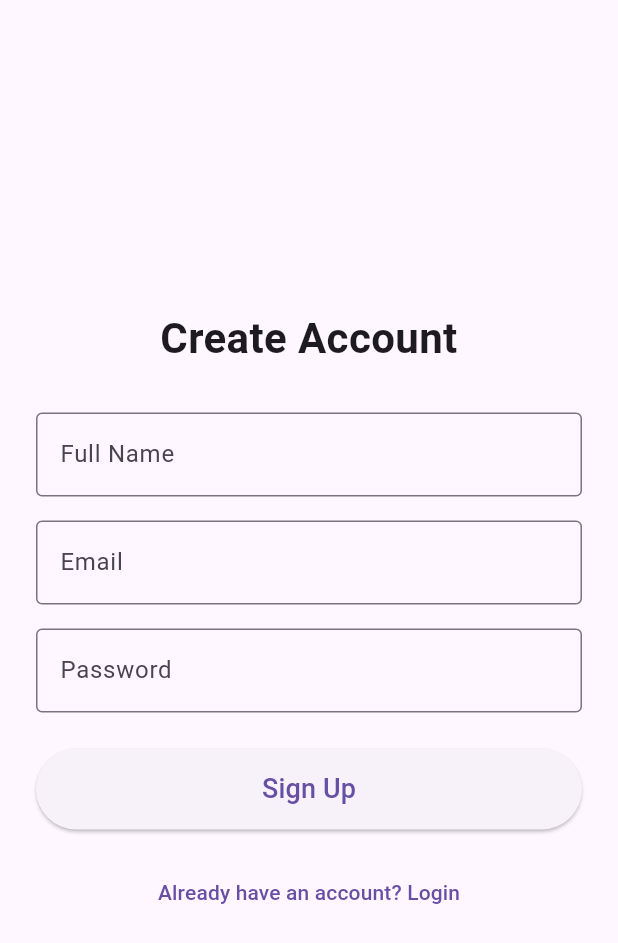
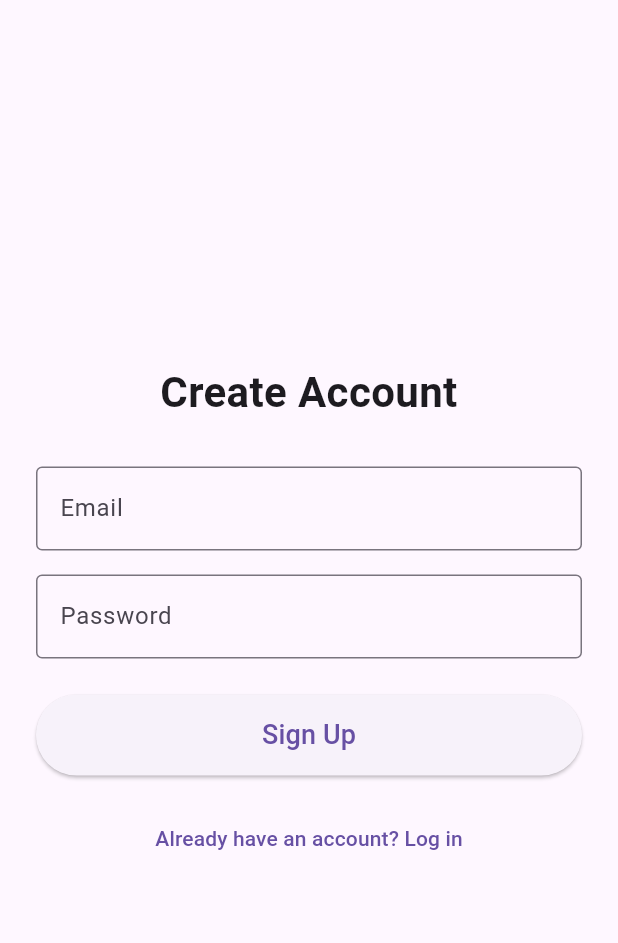
Before and after one commit to aziz6886/-Application-de-r-servation-de-ressources, a Flutter app: the screen it shows after launch, after a tap on "Don't have an account? Sign up", on a phone screen of 412 x 824 dp. Shown: the top 943 px of the screen. Run offline on Flutter 3.47's test engine with Material 3 defaults, Android fonts, the phone set to English and light mode, and no system bars; our stand-ins replace firebase_auth, firebase_core, table_calendar; accounts and stored records are empty; network calls fail.

Commit message:
9th comm

```diff
--- a/lib/main.dart
+++ b/lib/main.dart
@@ -24,6 +24,7 @@ void main() async {
       child: const MyApp(),
     ),
   );
+
 }
 
 class MyApp extends StatelessWidget {
@@ -32,18 +33,11 @@ class MyApp extends StatelessWidget {
   @override
   Widget build(BuildContext context) {
     return MaterialApp(
-      title: 'Reservation',
       debugShowCheckedModeBanner: false,
-      theme: ThemeData(
-        primarySwatch: Colors.deepPurple,
-      ),
-
-      // Start at Login Page
       initialRoute: '/login',
-
       routes: {
-        '/login': (context) => const LoginPage(),
-        '/signup': (context) => const SignupPage(),
+        '/login': (context) => LoginPage(),
+        '/signup': (context) => SignupPage(),
         '/home': (context) => const HomePage(),
       },
     );
--- a/lib/providers/auth_provider.dart
+++ b/lib/providers/auth_provider.dart
@@ -1,6 +1,6 @@
 import 'package:flutter/material.dart';
+import '../services/auth_service.dart';
 import 'package:firebase_auth/firebase_auth.dart';
-import '../services/auth_service.dart';
 
 class AuthProvider extends ChangeNotifier {
   final AuthService _authService = AuthService();
--- a/lib/views/auth/login_page.dart
+++ b/lib/views/auth/login_page.dart
@@ -1,13 +1,18 @@
 import 'package:flutter/material.dart';
+import 'package:provider/provider.dart';
+import '../../providers/auth_provider.dart';
 
 class LoginPage extends StatelessWidget {
-  const LoginPage({super.key});
+  LoginPage({super.key});
+
+  final TextEditingController emailController = TextEditingController();
+  final TextEditingController passwordController = TextEditingController();
 
   @override
   Widget build(BuildContext context) {
     return Scaffold(
       body: Padding(
-        padding: const EdgeInsets.all(24.0),
+        padding: const EdgeInsets.all(24),
         child: Center(
           child: SingleChildScrollView(
             child: Column(
@@ -20,42 +25,48 @@ class LoginPage extends StatelessWidget {
                 ),
                 const SizedBox(height: 30),
 
-                // Email field
                 TextField(
-                  decoration: InputDecoration(
+                  controller: emailController,
+                  decoration: const InputDecoration(
                     labelText: "Email",
                     border: OutlineInputBorder(),
                   ),
                 ),
                 const SizedBox(height: 16),
 
-                // Password field
                 TextField(
+                  controller: passwordController,
                   obscureText: true,
-                  decoration: InputDecoration(
+                  decoration: const InputDecoration(
                     labelText: "Password",
                     border: OutlineInputBorder(),
                   ),
                 ),
                 const SizedBox(height: 24),
 
-                // Login button
                 ElevatedButton(
-                  onPressed: () {
-                    Navigator.pushNamed(context, '/home');  // THIS IS CORRECT
+                  onPressed: () async {
+                    final email = emailController.text.trim();
+                    final password = passwordController.text.trim();
+
+                    bool success = await context.read<AuthProvider>().login(email, password);
+
+                    if (success) {
+                      Navigator.pushNamed(context, '/home');
+                    } else {
+                      ScaffoldMessenger.of(context).showSnackBar(
+                        const SnackBar(content: Text("Invalid email or password")),
+                      );
+                    }
                   },
                   child: const Padding(
                     padding: EdgeInsets.symmetric(vertical: 14),
-                    child: Text(
-                      "Login",
-                      style: TextStyle(fontSize: 18),
-                    ),
+                    child: Text("Login", style: TextStyle(fontSize: 18)),
                   ),
                 ),
 
                 const SizedBox(height: 18),
 
-                // Signup link
                 TextButton(
                   onPressed: () {
                     Navigator.pushNamed(context, '/signup');
--- a/lib/views/auth/signup_page.dart
+++ b/lib/views/auth/signup_page.dart
@@ -1,13 +1,18 @@
 import 'package:flutter/material.dart';
+import 'package:provider/provider.dart';
+import '../../providers/auth_provider.dart';
 
 class SignupPage extends StatelessWidget {
-  const SignupPage({super.key});
+  SignupPage({super.key});
+
+  final TextEditingController emailController = TextEditingController();
+  final TextEditingController passwordController = TextEditingController();
 
   @override
   Widget build(BuildContext context) {
     return Scaffold(
       body: Padding(
-        padding: const EdgeInsets.all(24.0),
+        padding: const EdgeInsets.all(24),
         child: Center(
           child: SingleChildScrollView(
             child: Column(
@@ -21,15 +26,8 @@ class SignupPage extends StatelessWidget {
                 const SizedBox(height: 30),
 
                 TextField(
-                  decoration: InputDecoration(
-                    labelText: "Full Name",
-                    border: OutlineInputBorder(),
-                  ),
-                ),
-                const SizedBox(height: 16),
-
-                TextField(
-                  decoration: InputDecoration(
+                  controller: emailController,
+                  decoration: const InputDecoration(
                     labelText: "Email",
                     border: OutlineInputBorder(),
                   ),
@@ -37,8 +35,9 @@ class SignupPage extends StatelessWidget {
                 const SizedBox(height: 16),
 
                 TextField(
+                  controller: passwordController,
                   obscureText: true,
-                  decoration: InputDecoration(
+                  decoration: const InputDecoration(
                     labelText: "Password",
                     border: OutlineInputBorder(),
                   ),
@@ -46,19 +45,33 @@ class SignupPage extends StatelessWidget {
                 const SizedBox(height: 24),
 
                 ElevatedButton(
-                  onPressed: () {},
+                  onPressed: () async {
+                    final email = emailController.text.trim();
+                    final password = passwordController.text.trim();
+
+                    bool success = await context.read<AuthProvider>().signUp(email, password);
+
+                    if (success) {
+                      Navigator.pushNamed(context, '/home');
+                    } else {
+                      ScaffoldMessenger.of(context).showSnackBar(
+                        const SnackBar(content: Text("Signup failed")),
+                      );
+                    }
+                  },
                   child: const Padding(
                     padding: EdgeInsets.symmetric(vertical: 14),
                     child: Text("Sign Up", style: TextStyle(fontSize: 18)),
                   ),
                 ),
+
                 const SizedBox(height: 18),
 
                 TextButton(
                   onPressed: () {
-                    Navigator.pop(context);
+                    Navigator.pushNamed(context, '/login');
                   },
-                  child: const Text("Already have an account? Login"),
+                  child: const Text("Already have an account? Log in"),
                 ),
               ],
             ),
--- a/pubspec.yaml
+++ b/pubspec.yaml
@@ -35,11 +35,9 @@ dependencies:
   firebase_auth: ^5.2.0
   cloud_firestore: ^5.4.0
 
-  # The following adds the Cupertino Icons font to your application.
-  # Use with the CupertinoIcons class for iOS style icons.
   cupertino_icons: ^1.0.8
   table_calendar: ^3.0.9
-
+  provider: ^6.1.2
 dev_dependencies:
   flutter_test:
     sdk: flutter
```
Also changed, not shown: lib/services/auth_service.dart (+2 -5 lines), pubspec.lock.
